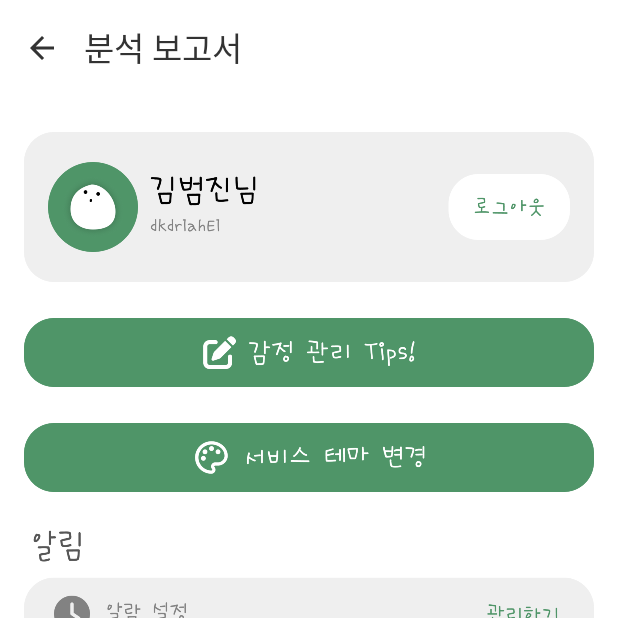
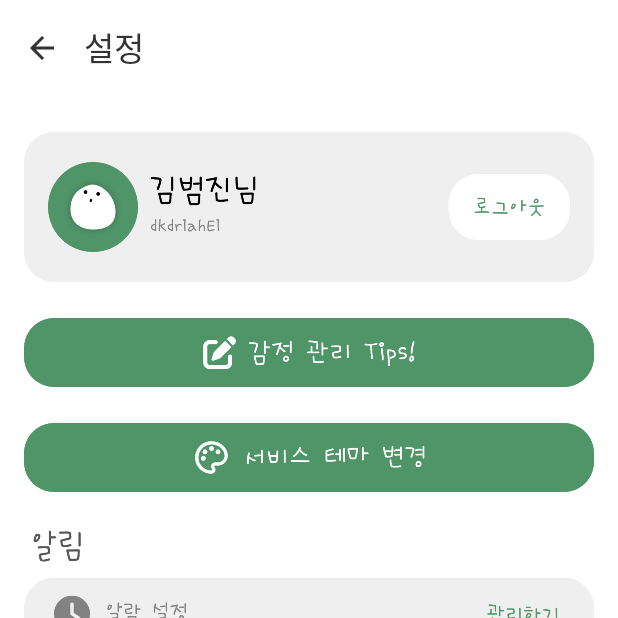
Before and after one commit to dsm-hackathon-2023/dsm-hackathon-2023-android, an Android app built with Jetpack Compose: the settings screen opened through its navigation route, on a phone screen of 412 x 824 dp, the top half of it. Run offline under Robolectric (Android 15) with nearby library versions, the phone set to English and light mode, and no system bars.

Commit message:
screen title

```diff
--- a/app/src/main/kotlin/dsm/hackathon/dsmhackathon2023_team18/ui/main/settings/SettingsScreen.kt
+++ b/app/src/main/kotlin/dsm/hackathon/dsmhackathon2023_team18/ui/main/settings/SettingsScreen.kt
@@ -46,7 +46,7 @@ fun SettingsScreen(
         TopAppBar(
             title = {
                 Text(
-                    text = "분석 보고서",
+                    text = "설정",
                     color = Gray1,
                 )
             },
```
